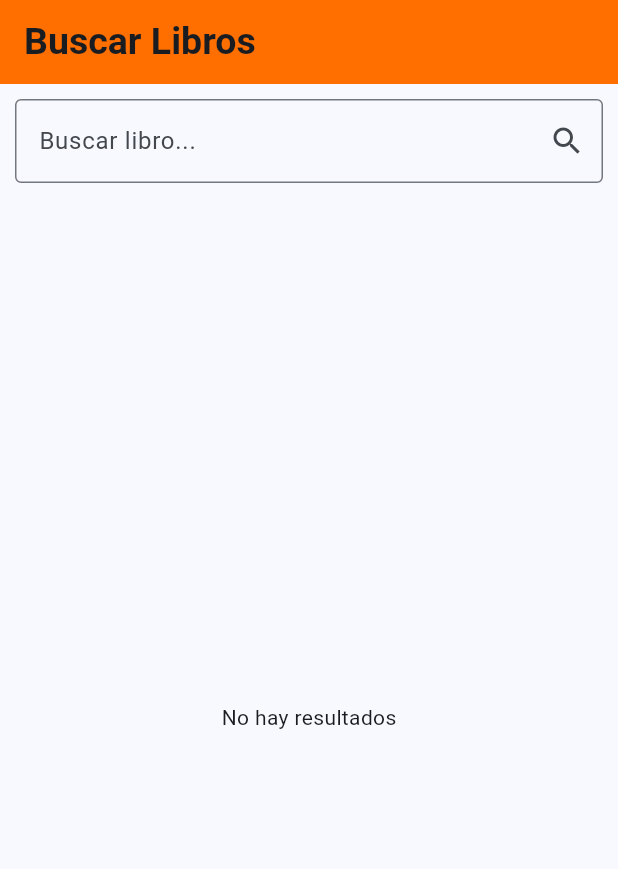
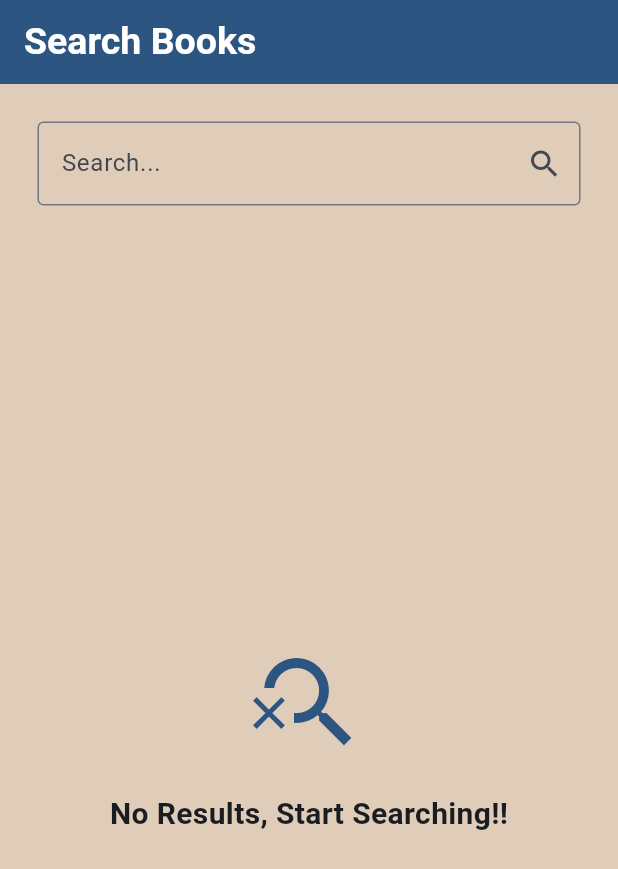
Before and after one commit to Bela1810/books_app_mobile, a Flutter app: the BookSearchScreen screen opened directly, on a phone screen of 412 x 824 dp. Shown: the top 869 px of the screen. Run offline on Flutter 3.47's test engine with Material 3 defaults, Android fonts, the phone set to English and light mode, and no system bars; network calls fail.

Commit message:
save books screen finished

```diff
--- a/lib/iu/book_item/book_search/book_search.dart
+++ b/lib/iu/book_item/book_search/book_search.dart
@@ -1,6 +1,6 @@
-import 'dart:convert';
+import 'package:books_app/data/service/book_search_service.dart';
 import 'package:flutter/material.dart';
-import 'package:http/http.dart' as http;
+
 
 class BookSearchScreen extends StatefulWidget {
   @override
@@ -11,68 +11,88 @@ class _BookSearchScreenState extends State<BookSearchScreen> {
   List books = [];
   TextEditingController searchController = TextEditingController();
 
-  Future<void> searchBooks(String query) async {
-    if (query.isEmpty) return;
-
-    String url = "https://openlibrary.org/search.json?q=$query&limit=10";
-
-    final response = await http.get(Uri.parse(url));
-
-    if (response.statusCode == 200) {
-      Map<String, dynamic> data = jsonDecode(response.body);
+  Future<void> handleSearch(String query) async {
+    try {
+      final results = await BookSearchService.searchBooks(query);
       setState(() {
-        books = data["docs"];
+        books = results;
       });
-    } else {
-      print("Error al buscar libros");
+    } catch (e) {
+      print("Error: $e");
     }
   }
 
   @override
   Widget build(BuildContext context) {
     return Scaffold(
+      backgroundColor: Color(0xFFDFCDB9),
       appBar: AppBar(
-        title: Text("Buscar Libros", style: TextStyle(fontWeight: FontWeight.bold, fontSize: 25),),
-        backgroundColor: Colors.amber[900],
+        title: Text(
+          "Search Books",
+          style: TextStyle(
+            fontWeight: FontWeight.bold,
+            fontSize: 25,
+            color: Colors.white,
           ),
-      body: Column(
+        ),
+        backgroundColor: Color(0xFF2D5581),
+      ),
+      body: Container(
+        child: Column(
           children: [
             Padding(
-            padding: const EdgeInsets.all(10.0),
+              padding: const EdgeInsets.all(25.0),
               child: TextField(
                 controller: searchController,
                 decoration: InputDecoration(
-                labelText: "Buscar libro...",
+                  labelText: "Search...",
                   border: OutlineInputBorder(),
                   suffixIcon: IconButton(
                     icon: Icon(Icons.search),
-                  onPressed: () => searchBooks(searchController.text),
+                    onPressed: () => handleSearch(searchController.text),
                   ),
                 ),
-              onSubmitted: searchBooks,
+                onSubmitted: handleSearch,
               ),
             ),
             Expanded(
               child: books.isEmpty
-                ? Center(child: Text("No hay resultados"))
+                  ? Center(
+                      child: Column(
+                        mainAxisAlignment: MainAxisAlignment.center,
+                        children: const [
+                          Icon(
+                            Icons.search_off,
+                            size: 80,
+                            color: Color(0xFF2D5581),
+                          ),
+                          SizedBox(height: 20),
+                          Text(
+                            "No Results, Start Searching!!",
+                            style: TextStyle(
+                              fontSize: 20.0,
+                              fontWeight: FontWeight.bold,
+                            ),
+                          ),
+                        ],
+                      ),
+                    )
                   : ListView.builder(
                       itemCount: books.length,
                       itemBuilder: (context, index) {
                         var book = books[index];
-                      String title = book["title"] ?? "Sin título";
-                      String author = book["author_name"]?.join(", ") ?? "Desconocido";
+                        String title = book["title"] ?? "No title";
+                        String author = book["author_name"]?.join(", ") ?? "No author";
                         int? coverId = book["cover_i"];
-
                         return ListTile(
                           leading: Image.network(
                             coverId != null
                                 ? "https://covers.openlibrary.org/b/id/$coverId-L.jpg"
-                              : "", // Si no hay cover, le damos una URL vacía
+                                : "",
                             width: 50,
                             height: 140,
                             fit: BoxFit.cover,
                             errorBuilder: (context, error, stackTrace) {
-                            // Si falla la portada (404 o no existe)
                               return Image.asset(
                                 'assets/default.jpg',
                                 width: 50,
@@ -89,6 +109,7 @@ class _BookSearchScreenState extends State<BookSearchScreen> {
             ),
           ],
         ),
+      ),
     );
   }
 }
--- a/lib/iu/book_item/widgets/empty_state.dart
+++ b/lib/iu/book_item/widgets/empty_state.dart
@@ -12,14 +12,14 @@ class EmptyState extends StatelessWidget {
           Icon(
             Icons.library_books_outlined,
             size: 80,
-            color: Colors.grey,
+            color: Color(0xFF2D5581),
           ),
           SizedBox(height: 16),
           Text(
             'No hay libros disponibles',
             style: TextStyle(
               fontSize: 18,
-              color: Colors.grey,
+              color: Color(0xFF2D5581),
             ),
             textAlign: TextAlign.center,
           ),
```
Also changed, not shown: lib/data/service/book_search_service.dart (added, +20 -0 lines), lib/iu/book_item/book_save/book_save_screen.dart (+35 -5 lines). Lines whose indentation alone changed are shown as unchanged.
